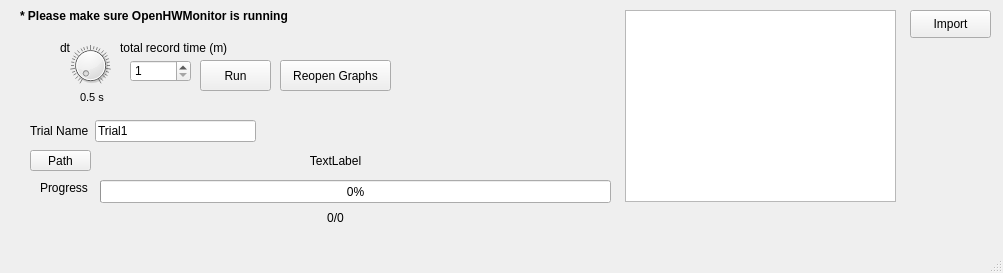
First picture: the form in main.ui, repository warmtint0806/CPUCoolingTestHelper, before the edit.
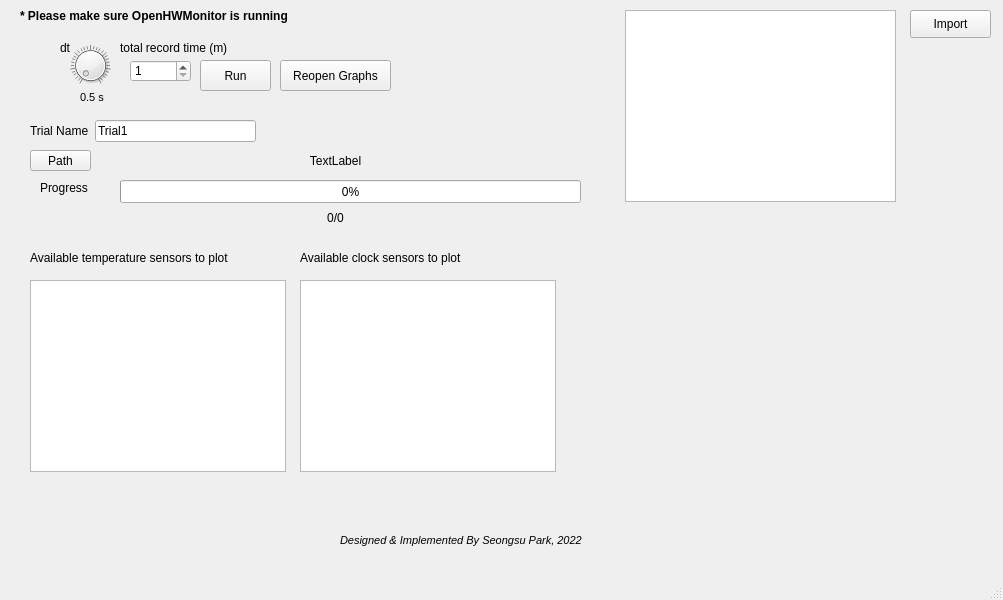
Second picture: the form after the edit.

```diff
--- a/main.ui
+++ b/main.ui
@@ -7,19 +7,19 @@
     <x>0</x>
     <y>0</y>
     <width>1003</width>
-    <height>273</height>
+    <height>600</height>
    </rect>
   </property>
   <property name="minimumSize">
    <size>
     <width>1003</width>
-    <height>273</height>
+    <height>600</height>
    </size>
   </property>
   <property name="maximumSize">
    <size>
     <width>1003</width>
-    <height>273</height>
+    <height>600</height>
    </size>
   </property>
   <property name="windowTitle">
@@ -80,9 +80,9 @@
    <widget class="QProgressBar" name="progressBar">
     <property name="geometry">
      <rect>
-      <x>100</x>
+      <x>120</x>
       <y>180</y>
-      <width>511</width>
+      <width>461</width>
       <height>23</height>
      </rect>
     </property>
@@ -228,6 +228,71 @@
      <string>Path</string>
     </property>
    </widget>
+   <widget class="QListWidget" name="temperatureSensorList">
+    <property name="geometry">
+     <rect>
+      <x>30</x>
+      <y>280</y>
+      <width>256</width>
+      <height>192</height>
+     </rect>
+    </property>
+   </widget>
+   <widget class="QListWidget" name="clockSensorList">
+    <property name="geometry">
+     <rect>
+      <x>300</x>
+      <y>280</y>
+      <width>256</width>
+      <height>192</height>
+     </rect>
+    </property>
+   </widget>
+   <widget class="QLabel" name="label_6">
+    <property name="geometry">
+     <rect>
+      <x>30</x>
+      <y>250</y>
+      <width>261</width>
+      <height>16</height>
+     </rect>
+    </property>
+    <property name="text">
+     <string>Available temperature sensors to plot</string>
+    </property>
+   </widget>
+   <widget class="QLabel" name="label_7">
+    <property name="geometry">
+     <rect>
+      <x>300</x>
+      <y>250</y>
+      <width>261</width>
+      <height>16</height>
+     </rect>
+    </property>
+    <property name="text">
+     <string>Available clock sensors to plot</string>
+    </property>
+   </widget>
+   <widget class="QLabel" name="label_8">
+    <property name="geometry">
+     <rect>
+      <x>340</x>
+      <y>530</y>
+      <width>301</width>
+      <height>20</height>
+     </rect>
+    </property>
+    <property name="font">
+     <font>
+      <pointsize>8</pointsize>
+      <italic>true</italic>
+     </font>
+    </property>
+    <property name="text">
+     <string>Designed &amp; Implemented By Seongsu Park, 2022</string>
+    </property>
+   </widget>
    <widget class="QWidget" name="">
     <property name="geometry">
      <rect>
```
